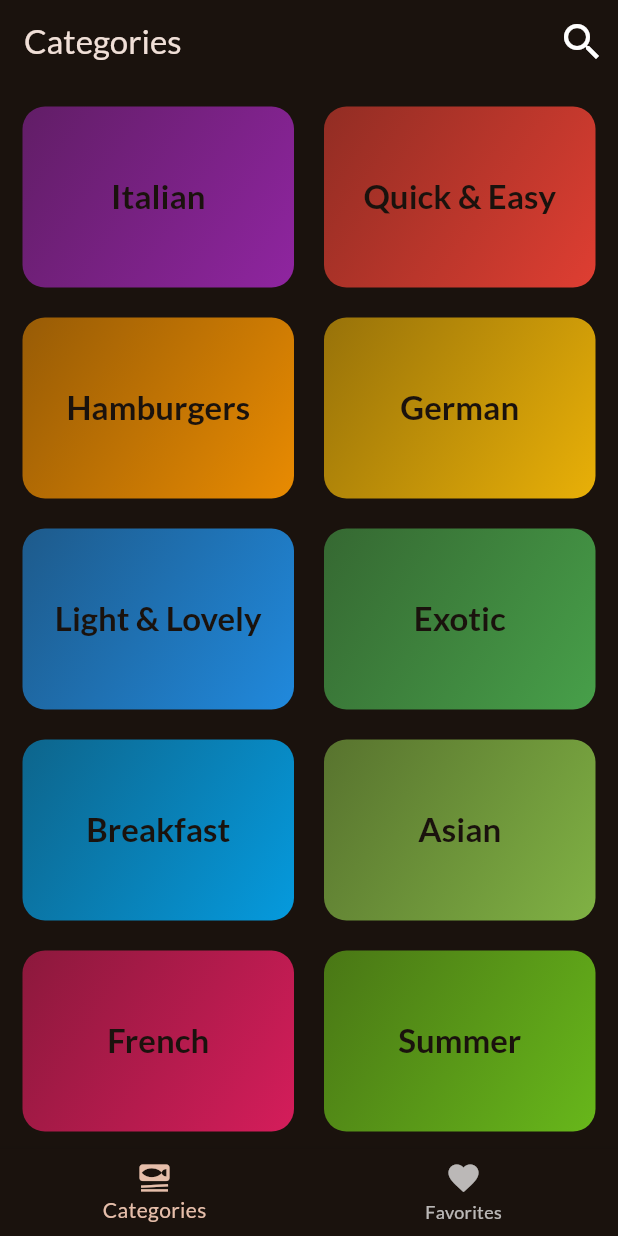
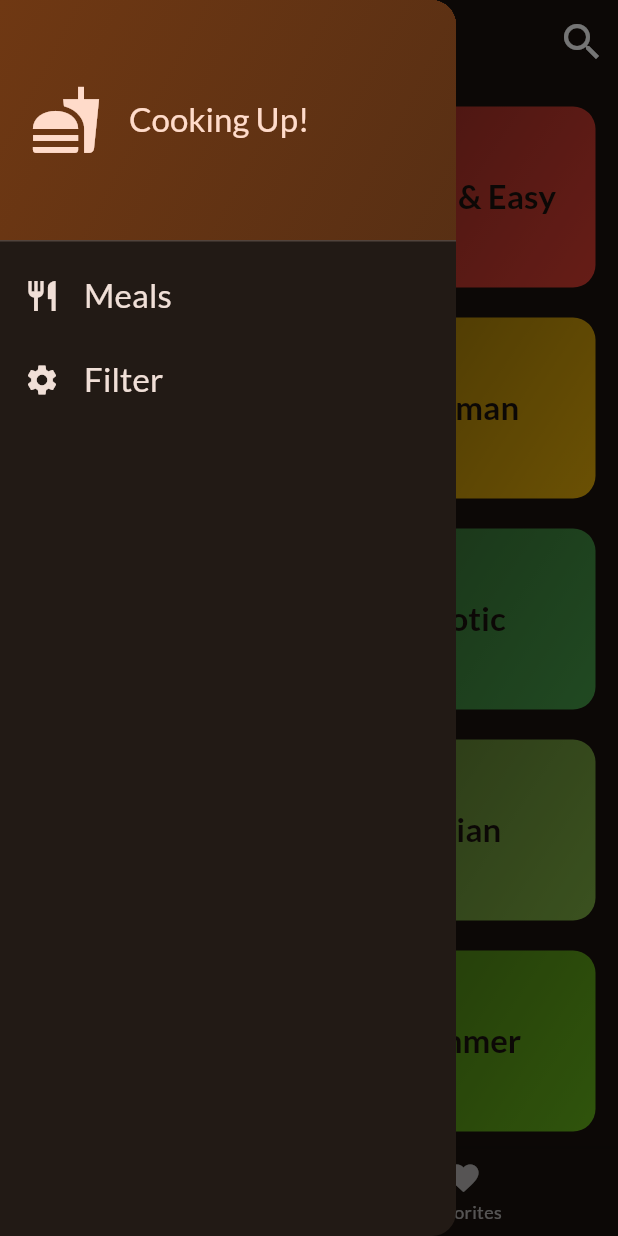
Before and after one commit to ojrandy/food_recipe2, a Flutter app: the screen it shows after launch, with the side drawer open (before the commit the screen has no drawer), on a phone screen of 412 x 824 dp. Run offline on Flutter 3.47's test engine with Material 3 defaults, Android fonts, the phone set to English and light mode, and no system bars; our stand-ins replace google_fonts, transparent_image.

Commit message:
adding the Filter Screen. This wil help Filter meals in the Database e.g Eggs Free Meals

```diff
--- a/lib/screens/tabs.dart
+++ b/lib/screens/tabs.dart
@@ -3,6 +3,7 @@ import 'package:food_recipe/models/meal.dart';
 import 'package:food_recipe/screens/categories.dart';
 import 'package:food_recipe/screens/meals.dart';
 import 'package:food_recipe/screens/search.dart';
+import 'package:food_recipe/widget/main_drawer.dart';
 
 class TabsScreen extends StatefulWidget {
   const TabsScreen({super.key});
@@ -33,11 +34,24 @@ class _TabsScreenState extends State<TabsScreen> {
       setState(() {
         _favoriteMeals.remove(meal);
       });
+      _showinfoMessage('Meal is no longer a favorite!');
     } else {
       setState(() {
         _favoriteMeals.add(meal);
       });
+      _showinfoMessage("Meal is added to favorites!");
     }
+  }
+
+  void _setScreen(String identifier) {
+    setState(() {
+      if (identifier == 'filters') {
+        _selectedPageIndex = 0;
+      } else {
+        // We return back to the home screen
+        Navigator.of(context).pop();
+      }
+    });
   }
 
   void _selectPage(int index) {
@@ -85,6 +99,7 @@ class _TabsScreenState extends State<TabsScreen> {
             ),
         ],
       ),
+      drawer: MainDrawer(onSelectScreen: _setScreen),
       body: activePage,
       bottomNavigationBar: BottomNavigationBar(
         onTap: _selectPage,
--- /dev/null
+++ b/lib/widget/main_drawer.dart
@@ -0,0 +1,84 @@
+import 'package:flutter/material.dart';
+
+class MainDrawer extends StatelessWidget {
+  const MainDrawer({super.key, required this.onSelectScreen});
+
+  // use string identifiers for navigation
+  final void Function(String identifier) onSelectScreen;
+
+  @override
+  Widget build(BuildContext context) {
+    return Drawer(
+      child: Column(
+        children: [
+          DrawerHeader(
+            padding: EdgeInsets.all(20),
+            decoration: BoxDecoration(
+              gradient: LinearGradient(
+                colors: [
+                  Theme.of(context).colorScheme.primaryContainer,
+                  Theme.of(
+                    context,
+                  ).colorScheme.primaryContainer.withOpacity(0.7),
+                ],
+                begin: Alignment.topLeft,
+                end: Alignment.bottomRight,
+              ),
+            ),
+            child: Row(
+              children: [
+                Icon(
+                  Icons.fastfood,
+                  size: 48,
+                  color: Theme.of(context).colorScheme.onPrimaryContainer,
+                ),
+                const SizedBox(width: 18),
+                Text(
+                  'Cooking Up!',
+                  style: Theme.of(context).textTheme.titleLarge!.copyWith(
+                    color: Theme.of(context).colorScheme.onPrimaryContainer,
+                  ),
+                ),
+              ],
+            ),
+          ),
+          // Adding items to the Drawer List
+          ListTile(
+            leading: Icon(
+              Icons.restaurant,
+              size: 24,
+              color: Theme.of(context).colorScheme.onSurface,
+            ),
+            title: Text(
+              'Meals',
+              style: Theme.of(context).textTheme.titleSmall!.copyWith(
+                color: Theme.of(context).colorScheme.onSurface,
+                fontSize: 22,
+              ),
+            ),
+            onTap: () {
+              onSelectScreen('meals');
+            },
+          ),
+          ListTile(
+            leading: Icon(
+              Icons.settings,
+              size: 24,
+              color: Theme.of(context).colorScheme.onSurface,
+            ),
+            title: Text(
+              'Filter',
+              style: Theme.of(context).textTheme.titleSmall!.copyWith(
+                color: Theme.of(context).colorScheme.onSurface,
+                fontSize: 22,
+              ),
+            ),
+            onTap: () {
+              onSelectScreen('filters');
+            },
+          ),
+        ],
+      ),
+    );
+  }
+}
```
